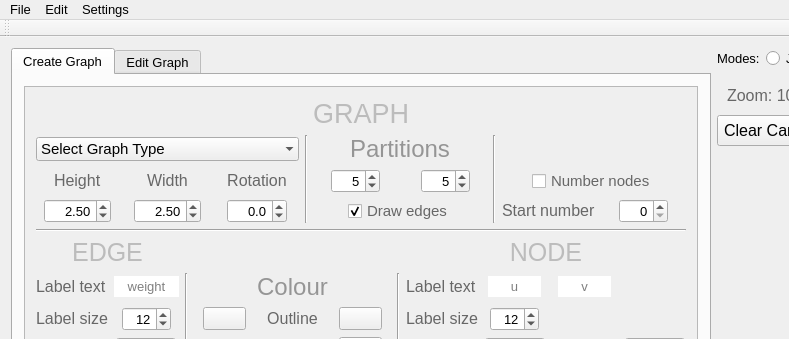
Before: the Qt Designer form mainwindow.ui in Mythruss/Graphic, drawn with Qt 5; both pictures show x 0 to 789 and y 0 to 339 of the 1300 by 900 pixel window.
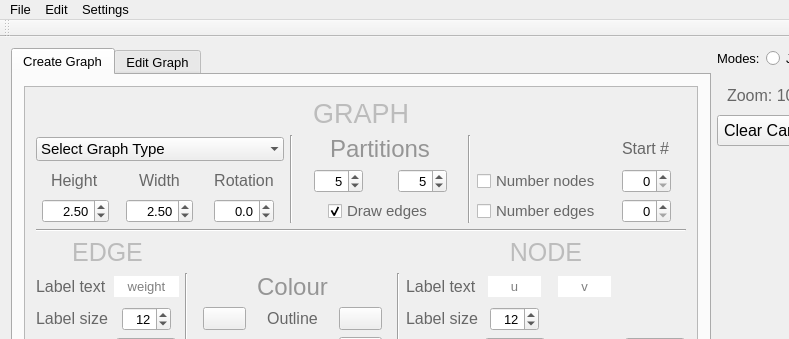
After: the same form once the commit is applied. Custom widgets are drawn as their Qt base class.

The edit to the form file:
```diff
--- a/mainwindow.ui
+++ b/mainwindow.ui
@@ -809,29 +809,7 @@
                   </property>
                  </widget>
                 </item>
-                <item row="3" column="9" alignment="Qt::AlignHCenter">
-                 <widget class="QSpinBox" name="NumLabelStart">
-                  <property name="sizePolicy">
-                   <sizepolicy hsizetype="Fixed" vsizetype="Fixed">
-                    <horstretch>0</horstretch>
-                    <verstretch>0</verstretch>
-                   </sizepolicy>
-                  </property>
-                  <property name="toolTip">
-                   <string/>
-                  </property>
-                  <property name="alignment">
-                   <set>Qt::AlignRight|Qt::AlignTrailing|Qt::AlignVCenter</set>
-                  </property>
-                  <property name="buttonSymbols">
-                   <enum>QAbstractSpinBox::UpDownArrows</enum>
-                  </property>
-                  <property name="maximum">
-                   <number>100</number>
-                  </property>
-                 </widget>
-                </item>
-                <item row="3" column="8" alignment="Qt::AlignHCenter">
+                <item row="1" column="9" alignment="Qt::AlignHCenter">
                  <widget class="QLabel" name="numLabel">
                   <property name="sizePolicy">
                    <sizepolicy hsizetype="MinimumExpanding" vsizetype="Fixed">
@@ -883,15 +861,15 @@
                    </font>
                   </property>
                   <property name="text">
-                   <string>Start number</string>
+                   <string>Start #</string>
                   </property>
                   <property name="buddy">
                    <cstring>NumLabelStart</cstring>
                   </property>
                  </widget>
                 </item>
-                <item row="2" column="8" colspan="2" alignment="Qt::AlignHCenter">
-                 <widget class="QCheckBox" name="NumLabelCheckBox">
+                <item row="2" column="8" alignment="Qt::AlignHCenter">
+                 <widget class="QCheckBox" name="NodeNumLabelCheckBox">
                   <property name="sizePolicy">
                    <sizepolicy hsizetype="MinimumExpanding" vsizetype="Fixed">
                     <horstretch>0</horstretch>
@@ -955,6 +933,115 @@
                   </property>
                  </widget>
                 </item>
+                <item row="3" column="8" alignment="Qt::AlignHCenter">
+                 <widget class="QCheckBox" name="EdgeNumLabelCheckBox">
+                  <property name="sizePolicy">
+                   <sizepolicy hsizetype="MinimumExpanding" vsizetype="Fixed">
+                    <horstretch>0</horstretch>
+                    <verstretch>0</verstretch>
+                   </sizepolicy>
+                  </property>
+                  <property name="palette">
+                   <palette>
+                    <active>
+                     <colorrole role="WindowText">
+                      <brush brushstyle="SolidPattern">
+                       <color alpha="255">
+                        <red>103</red>
+                        <green>103</green>
+                        <blue>103</blue>
+                       </color>
+                      </brush>
+                     </colorrole>
+                    </active>
+                    <inactive>
+                     <colorrole role="WindowText">
+                      <brush brushstyle="SolidPattern">
+                       <color alpha="255">
+                        <red>103</red>
+                        <green>103</green>
+                        <blue>103</blue>
+                       </color>
+                      </brush>
+                     </colorrole>
+                    </inactive>
+                    <disabled>
+                     <colorrole role="WindowText">
+                      <brush brushstyle="SolidPattern">
+                       <color alpha="255">
+                        <red>120</red>
+                        <green>120</green>
+                        <blue>120</blue>
+                       </color>
+                      </brush>
+                     </colorrole>
+                    </disabled>
+                   </palette>
+                  </property>
+                  <property name="font">
+                   <font>
+                    <pointsize>11</pointsize>
+                    <strikeout>false</strikeout>
+                   </font>
+                  </property>
+                  <property name="focusPolicy">
+                   <enum>Qt::TabFocus</enum>
+                  </property>
+                  <property name="layoutDirection">
+                   <enum>Qt::LeftToRight</enum>
+                  </property>
+                  <property name="text">
+                   <string>Number edges</string>
+                  </property>
+                  <property name="tristate">
+                   <bool>false</bool>
+                  </property>
+                 </widget>
+                </item>
+                <item row="2" column="9" alignment="Qt::AlignHCenter">
+                 <widget class="QSpinBox" name="NodeNumLabelStart">
+                  <property name="sizePolicy">
+                   <sizepolicy hsizetype="Fixed" vsizetype="Fixed">
+                    <horstretch>0</horstretch>
+                    <verstretch>0</verstretch>
+                   </sizepolicy>
+                  </property>
+                  <property name="toolTip">
+                   <string/>
+                  </property>
+                  <property name="alignment">
+                   <set>Qt::AlignRight|Qt::AlignTrailing|Qt::AlignVCenter</set>
+                  </property>
+                  <property name="buttonSymbols">
+                   <enum>QAbstractSpinBox::UpDownArrows</enum>
+                  </property>
+                  <property name="maximum">
+                   <number>100</number>
+                  </property>
+                 </widget>
+                </item>
+                <item row="3" column="9" alignment="Qt::AlignHCenter">
+                 <widget class="QSpinBox" name="EdgeNumLabelStart">
+                  <property name="sizePolicy">
+                   <sizepolicy hsizetype="Fixed" vsizetype="Fixed">
+                    <horstretch>0</horstretch>
+                    <verstretch>0</verstretch>
+                   </sizepolicy>
+                  </property>
+                  <property name="toolTip">
+                   <string/>
+                  </property>
+                  <property name="alignment">
+                   <set>Qt::AlignRight|Qt::AlignTrailing|Qt::AlignVCenter</set>
+                  </property>
+                  <property name="buttonSymbols">
+                   <enum>QAbstractSpinBox::UpDownArrows</enum>
+                  </property>
+                  <property name="maximum">
+                   <number>100</number>
+                  </property>
+                 </widget>
+                </item>
                </layout>
               </item>
               <item>
```
Left out of the diff: 6 changed lines with no effect on the pictures.
